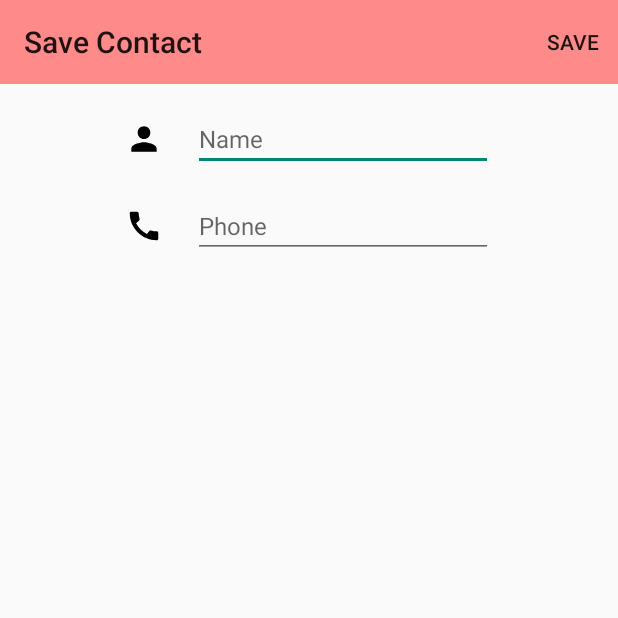
After one commit to sudharshanakshay/safetyapp, an Android app: the SaveContactActivity screen opened directly, with no data from a screen before it, on a phone screen of 412 x 824 dp, the top half of it. The commit adds this screen. Run offline under Robolectric (Android 15) with nearby library versions, the phone set to English and light mode, and no system bars.

Commit message:
add contact, delete contact UI updated, files renamed accordingly

```diff
--- a/app/src/main/AndroidManifest.xml
+++ b/app/src/main/AndroidManifest.xml
@@ -18,14 +18,14 @@
         android:theme="@style/Theme.Contacts"
         tools:targetApi="31">
         <activity
-            android:name=".AddContactActivity"
+            android:name=".SaveContactActivity"
             android:exported="false" />
         <activity
             android:name=".SettingsActivity"
             android:exported="false"
             android:label="@string/title_activity_settings" />
         <activity
-            android:name=".ContactsActivity"
+            android:name=".DisplayContactsActivity"
             android:exported="false" />
         <activity
             android:name=".Register"
--- a/app/src/main/java/com/example/contacts/Adapters/ContactsViewAdapter.java
+++ b/app/src/main/java/com/example/contacts/Adapters/ContactsViewAdapter.java
@@ -90,7 +90,7 @@ public class ContactsViewAdapter extends  RecyclerView.Adapter<ContactsViewAdapt
                         @Override
                         public boolean onCreateActionMode(ActionMode actionMode, Menu menu) {
                             MenuInflater menuInflater = actionMode.getMenuInflater();
-                            menuInflater.inflate(R.menu.contacts_menu, menu);
+                            menuInflater.inflate(R.menu.contacts_onselect_menu, menu);
                             return true;
                         }
 
--- /dev/null
+++ b/app/src/main/java/com/example/contacts/SaveContactActivity.java
@@ -0,0 +1,46 @@
+package com.example.contacts;
+
+import androidx.annotation.NonNull;
+import androidx.appcompat.app.AppCompatActivity;
+import androidx.appcompat.widget.Toolbar;
+
+import android.os.Bundle;
+import android.view.Menu;
+import android.view.MenuInflater;
+import android.view.MenuItem;
+import android.widget.EditText;
+
+public class SaveContactActivity extends AppCompatActivity {
+    private DBHelper helper;
+    EditText name, phone;
+
+    @Override
+    protected void onCreate(Bundle savedInstanceState) {
+        super.onCreate(savedInstanceState);
+        setContentView(R.layout.activity_save_contact);
+
+        Toolbar myToolbar = findViewById(R.id.saveContactActivityToolBar);
+        setSupportActionBar(myToolbar);
+
+        helper = new DBHelper(this);
+
+        name = findViewById(R.id.name );
+        phone= findViewById(R.id.phone );
+    }
+
+    @Override
+    public boolean onCreateOptionsMenu(@NonNull Menu menu) {
+        MenuInflater inflater = getMenuInflater();
+        inflater.inflate(R.menu.save_contact_menu, menu);
+        return super.onCreateOptionsMenu(menu);
+    }
+
+    @Override
+    public boolean onOptionsItemSelected(MenuItem item) {
+        if (item.getItemId() == R.id.action_save_contact) {// User chose the "Favorite" action, mark the current item
+            // as a favorite...
+            helper.insertIntoContacts(name.getText().toString(), phone.getText().toString());
+        }
+        return super.onOptionsItemSelected(item);
+    }
+}
--- /dev/null
+++ b/app/src/main/res/drawable/call_24.xml
@@ -0,0 +1,5 @@
+<vector android:height="24dp" android:tint="#000000"
+    android:viewportHeight="24" android:viewportWidth="24"
+    android:width="24dp" xmlns:android="http://schemas.android.com/apk/res/android">
+    <path android:fillColor="@android:color/white" android:pathData="M20.01,15.38c-1.23,0 -2.42,-0.2 -3.53,-0.56 -0.35,-0.12 -0.74,-0.03 -1.01,0.24l-1.57,1.97c-2.83,-1.35 -5.48,-3.9 -6.89,-6.83l1.95,-1.66c0.27,-0.28 0.35,-0.67 0.24,-1.02 -0.37,-1.11 -0.56,-2.3 -0.56,-3.53 0,-0.54 -0.45,-0.99 -0.99,-0.99H4.19C3.65,3 3,3.24 3,3.99 3,13.28 10.73,21 20.01,21c0.71,0 0.99,-0.63 0.99,-1.18v-3.45c0,-0.54 -0.45,-0.99 -0.99,-0.99z"/>
+</vector>
--- /dev/null
+++ b/app/src/main/res/drawable/person_24.xml
@@ -0,0 +1,5 @@
+<vector android:height="24dp" android:tint="#000000"
+    android:viewportHeight="24" android:viewportWidth="24"
+    android:width="24dp" xmlns:android="http://schemas.android.com/apk/res/android">
+    <path android:fillColor="@android:color/white" android:pathData="M12,12c2.21,0 4,-1.79 4,-4s-1.79,-4 -4,-4 -4,1.79 -4,4 1.79,4 4,4zM12,14c-2.67,0 -8,1.34 -8,4v2h16v-2c0,-2.66 -5.33,-4 -8,-4z"/>
+</vector>
--- /dev/null
+++ b/app/src/main/res/layout/activity_save_contact.xml
@@ -0,0 +1,88 @@
+<?xml version="1.0" encoding="utf-8"?>
+<LinearLayout  xmlns:android="http://schemas.android.com/apk/res/android"
+    xmlns:app="http://schemas.android.com/apk/res-auto"
+    xmlns:tools="http://schemas.android.com/tools"
+    android:layout_width="match_parent"
+    android:layout_height="match_parent"
+    android:orientation="vertical"
+    tools:context=".Register">
+
+    <androidx.appcompat.widget.Toolbar
+        android:id="@+id/saveContactActivityToolBar"
+        android:layout_width="match_parent"
+        android:layout_height="wrap_content"
+        android:background="@color/pink"
+        app:title="Save Contact"
+        app:layout_constraintEnd_toEndOf="parent"
+        app:layout_constraintHorizontal_bias="0.0"
+        app:layout_constraintStart_toStartOf="parent"
+        app:layout_constraintTop_toTopOf="parent" />
+
+
+    <LinearLayout
+        android:id="@+id/linearLayout2"
+        android:layout_width="wrap_content"
+        android:layout_height="wrap_content"
+        android:orientation="horizontal"
+        android:layout_gravity="center"
+        android:layout_marginTop="15dp"
+        app:layout_constraintBottom_toBottomOf="parent"
+        app:layout_constraintEnd_toEndOf="parent"
+        app:layout_constraintHorizontal_bias="0.313"
+        app:layout_constraintStart_toStartOf="parent"
+        app:layout_constraintTop_toBottomOf="@+id/homeActivityToolbar"
+        app:layout_constraintVertical_bias="0.124">
+
+        <ImageView
+            android:layout_width="25dp"
+            android:layout_height="25dp"
+            android:layout_gravity="center"
+            android:layout_marginEnd="20dp"
+            android:src="@drawable/person_24" />
+
+
+
+        <EditText
+            android:id="@+id/name"
+            android:layout_width="200dp"
+            android:layout_height="wrap_content"
+           android:hint="Name"
+            android:textSize="16dp"
+            app:layout_constraintHorizontal_bias="0.367" />
+
+    </LinearLayout>
+
+    <LinearLayout
+        android:layout_width="wrap_content"
+        android:layout_height="wrap_content"
+        android:orientation="horizontal"
+        android:layout_gravity="center"
+        android:layout_marginTop="15dp"
+        app:layout_constraintBottom_toBottomOf="parent"
+        app:layout_constraintEnd_toEndOf="parent"
+        app:layout_constraintHorizontal_bias="0.369"
+        app:layout_constraintStart_toStartOf="parent"
+        app:layout_constraintTop_toBottomOf="@+id/linearLayout2"
+        app:layout_constraintVertical_bias="0.075">
+
+        <ImageView
+            android:layout_width="25dp"
+            android:layout_height="25dp"
+            android:layout_gravity="center"
+            android:layout_marginEnd="20dp"
+            android:src="@drawable/call_24" />
+
+        <EditText
+            android:id="@+id/phone"
+            android:layout_width="200dp"
+            android:layout_height="wrap_content"
+            android:layout_gravity="center"
+            android:ems="10"
+            android:hint="Phone"
+            android:inputType="phone"
+            android:textSize="16dp" />
+
+    </LinearLayout>
+
+
+</LinearLayout>
--- a/app/src/main/res/menu/app_bar_menu.xml
+++ b/app/src/main/res/menu/app_bar_menu.xml
@@ -11,8 +11,5 @@
         android:title="@string/action_settings"
         app:showAsAction="never"/>
 
-    <item android:id="@+id/action_locationHistory"
-        android:title="@string/action_locationHistory"
-        app:showAsAction="never"/>
 
 </menu>
--- a/app/src/main/res/menu/contacts_menu.xml
+++ b/app/src/main/res/menu/contacts_onselect_menu.xml
@@ -1,6 +1,8 @@
 <?xml version="1.0" encoding="utf-8"?>
 <menu xmlns:android="http://schemas.android.com/apk/res/android"
     xmlns:app="http://schemas.android.com/apk/res-auto">
+
+
 
     <item android:id="@+id/action_select_all"
         android:icon="@drawable/select_all_24"
--- /dev/null
+++ b/app/src/main/res/menu/save_contact_menu.xml
@@ -0,0 +1,7 @@
+<?xml version="1.0" encoding="utf-8"?>
+<menu xmlns:android="http://schemas.android.com/apk/res/android"
+    xmlns:app="http://schemas.android.com/apk/res-auto">
+    <item android:id="@+id/action_save_contact"
+        android:title="@string/action_save_contact"
+        app:showAsAction="ifRoom" />
+</menu>
--- a/app/src/main/res/values/strings.xml
+++ b/app/src/main/res/values/strings.xml
@@ -7,6 +7,7 @@
     <string name="action_select_all">select all</string>
     <string name="action_manage_contacts">Manage Contacts</string>
     <string name="action_add_contacts">Add Contacts</string>
+    <string name="action_save_contact">Save</string>
 
     <!-- Preference Titles -->
     <string name="messages_header">Messages</string>
```
Also changed, not shown: app/src/main/java/com/example/contacts/AddContactActivity.java (deleted, +0 -14 lines), app/src/main/java/com/example/contacts/ContactsActivity.java (deleted, +0 -44 lines), app/src/main/java/com/example/contacts/DBHelper.java (+17 -4 lines), app/src/main/java/com/example/contacts/DisplayContactsActivity.java (added, +67 -0 lines), app/src/main/java/com/example/contacts/MainActivity.java (+19 -18 lines), app/src/main/res/layout/activity_add_contact.xml (deleted, +0 -55 lines), app/src/main/res/layout/activity_display_contacts.xml (renamed from app/src/main/res/layout/activity_contacts.xml, +7 -10 lines), app/src/main/res/layout/activity_main.xml (+14 -14 lines), app/src/main/res/menu/display_contacts_menu.xml (renamed from app/src/main/res/menu/manage_contacts_menu.xml).
